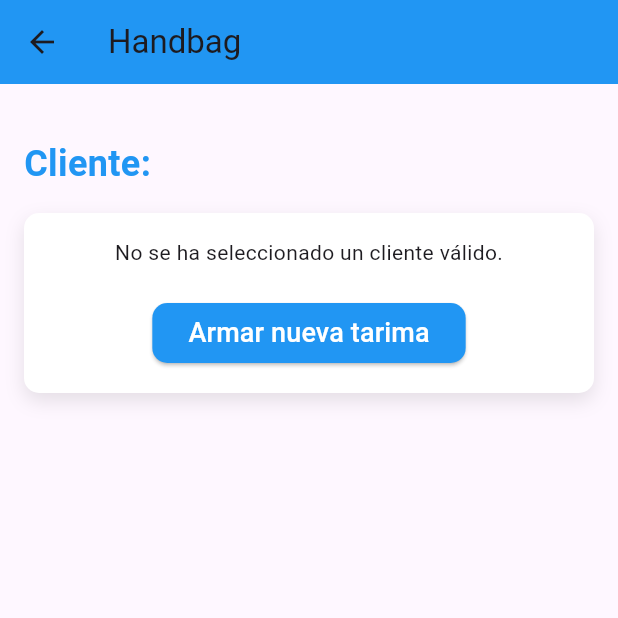
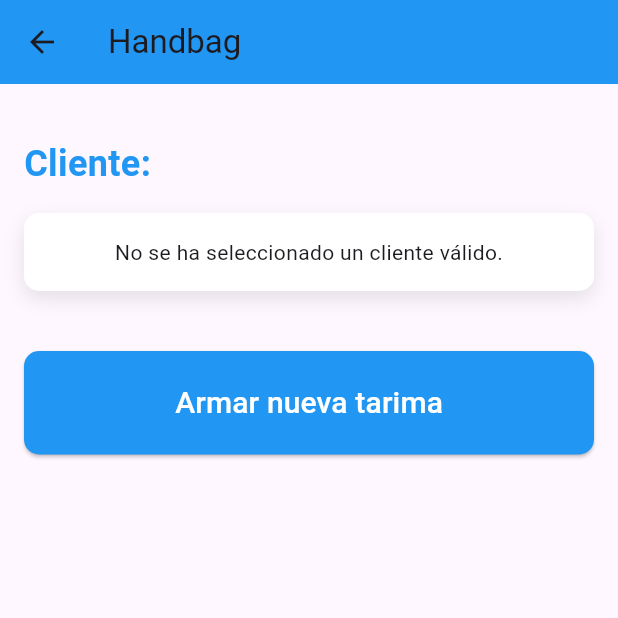
Before and after one commit to odmaroliv/bkapp, a Flutter app: the FormularioScreen screen opened directly with empty values, on a phone screen of 412 x 824 dp, the top half of it. Run offline on Flutter 3.47's test engine with Material 3 defaults, Android fonts, the phone set to English and light mode, and no system bars; missing offline and left inert: barcode_scan2.

Commit message:
Reorganizar estructura según el patrón Repository

```diff
--- a/lib/features/dashboard/views/crear_tarima_screen.dart
+++ b/lib/features/dashboard/presentation/pages/crear_tarima_screen.dart
@@ -1,5 +1,5 @@
 import 'package:flutter/material.dart';
-import '../models/client_model.dart';
+import '../../domain/entities/client_model.dart';
 import 'formulario_screen.dart';
 
 class CrearTarimaScreen extends StatefulWidget {
--- a/lib/features/dashboard/views/formulario_screen.dart
+++ b/lib/features/dashboard/presentation/pages/formulario_screen.dart
@@ -1,5 +1,5 @@
 import 'package:flutter/material.dart';
-import '../models/client_model.dart';
+import '../../domain/entities/client_model.dart';
 import 'detalle_tarima_screen.dart';
 
 class FormularioScreen extends StatefulWidget {
@@ -14,9 +14,7 @@ class FormularioScreen extends StatefulWidget {
 class _FormularioScreenState extends State<FormularioScreen> {
   final _formKey = GlobalKey<FormState>();
   DateTime? _selectedFechaEntrada;
-  DateTime? _selectedFechaSalida;
   final TextEditingController _dateEntradaController = TextEditingController();
-  final TextEditingController _dateSalidaController = TextEditingController();
 
   Future<void> _selectDate(BuildContext context, DateTime? initialDate,
       ValueChanged<DateTime> onDateSelected) async {
@@ -67,25 +65,10 @@ class _FormularioScreenState extends State<FormularioScreen> {
                 icon: const Icon(Icons.calendar_today),
                 onPressed: () => _selectDate(context, date, (selectedDate) {
                   setState(() {
-                    if (label == 'Fecha Salida' &&
-                        _selectedFechaEntrada != null &&
-                        selectedDate.isBefore(_selectedFechaEntrada!)) {
-                      ScaffoldMessenger.of(context).showSnackBar(
-                        const SnackBar(
-                          content: Text(
-                              'La fecha de salida no puede ser anterior a la fecha de entrada'),
-                          backgroundColor: Colors.red,
-                          duration: Duration(seconds: 1),
-                        ),
-                      );
-                    } else {
                     controller?.text =
                         "${selectedDate.day}/${selectedDate.month}/${selectedDate.year}";
                     if (label == 'Fecha Entrada') {
                       _selectedFechaEntrada = selectedDate;
-                      } else if (label == 'Fecha Salida') {
-                        _selectedFechaSalida = selectedDate;
-                      }
                     }
                   });
                 }),
@@ -115,6 +98,8 @@ class _FormularioScreenState extends State<FormularioScreen> {
       return [
         _buildTextField('Codigo', controller: TextEditingController()),
         const SizedBox(height: 20),
+        _buildTextField('Color', controller: TextEditingController()),
+        const SizedBox(height: 20),
         _buildTextField('Cantidad artículos dentro de la caja',
             controller: TextEditingController()),
         const SizedBox(height: 20),
@@ -123,13 +108,6 @@ class _FormularioScreenState extends State<FormularioScreen> {
           isDate: true,
           date: _selectedFechaEntrada,
           controller: _dateEntradaController,
-        ),
-        const SizedBox(height: 20),
-        _buildTextField(
-          'Fecha Salida',
-          isDate: true,
-          date: _selectedFechaSalida,
-          controller: _dateSalidaController,
         ),
       ];
     } else {
@@ -166,8 +144,6 @@ class _FormularioScreenState extends State<FormularioScreen> {
       body: SingleChildScrollView(
         child: Padding(
           padding: const EdgeInsets.all(16.0),
-          child: Form(
-            key: _formKey,
           child: Column(
             crossAxisAlignment: CrossAxisAlignment.stretch,
             children: [
@@ -181,7 +157,9 @@ class _FormularioScreenState extends State<FormularioScreen> {
                 ),
               ),
               const SizedBox(height: 16),
-                Container(
+              Form(
+                key: _formKey,
+                child: Container(
                   padding: const EdgeInsets.all(16.0),
                   decoration: BoxDecoration(
                     color: Colors.white,
@@ -197,7 +175,11 @@ class _FormularioScreenState extends State<FormularioScreen> {
                   child: Column(
                     children: [
                       ..._buildFormFields(),
-                      const SizedBox(height: 20),
+                    ],
+                  ),
+                ),
+              ),
+              const SizedBox(height: 40),
               ElevatedButton(
                 onPressed: _handleFormSubmission,
                 style: ElevatedButton.styleFrom(
@@ -205,11 +187,15 @@ class _FormularioScreenState extends State<FormularioScreen> {
                   shape: RoundedRectangleBorder(
                     borderRadius: BorderRadius.circular(10),
                   ),
+                  padding: const EdgeInsets.symmetric(
+                    vertical: 20,
+                    horizontal: 40,
+                  ),
                 ),
                 child: const Text(
                   'Armar nueva tarima',
                   style: TextStyle(
-                            fontSize: 18,
+                    fontSize: 20,
                     color: Colors.white,
                   ),
                 ),
@@ -217,10 +203,6 @@ class _FormularioScreenState extends State<FormularioScreen> {
             ],
           ),
         ),
-              ],
-            ),
-          ),
-        ),
       ),
     );
   }
--- a/lib/features/dashboard/widgets/dashboard_widget.dart
+++ b/lib/features/dashboard/presentation/widgets/dashboard_widget.dart
@@ -1,7 +1,7 @@
 import 'package:flutter/material.dart';
 import 'dashboard_card_widget.dart';
-import '../views/crear_tarima_screen.dart';
-import '../models/client_model.dart';
+import '../pages/crear_tarima_screen.dart';
+import '../../domain/entities/client_model.dart';
 
 class DashboardWidget extends StatefulWidget {
   const DashboardWidget({super.key});
--- a/lib/main.dart
+++ b/lib/main.dart
@@ -1,5 +1,5 @@
 import 'package:flutter/material.dart';
-import 'features/dashboard/widgets/dashboard_widget.dart'; // Importamos el archivo del Dashboard desde su nueva ubicación
+import 'features/dashboard/presentation/widgets/dashboard_widget.dart'; // Importamos el archivo del Dashboard desde su nueva ubicación
 
 void main() {
   runApp(const MainApp());
```
Also changed, not shown: lib/features/dashboard/domain/entities/client_model.dart (renamed from lib/features/dashboard/models/client_model.dart), lib/features/dashboard/presentation/pages/detalle_tarima_screen.dart (renamed from lib/features/dashboard/views/detalle_tarima_screen.dart), lib/features/dashboard/presentation/widgets/dashboard_card_widget.dart (renamed from lib/features/dashboard/widgets/dashboard_card_widget.dart), 8 other files. Lines whose indentation alone changed are shown as unchanged.
